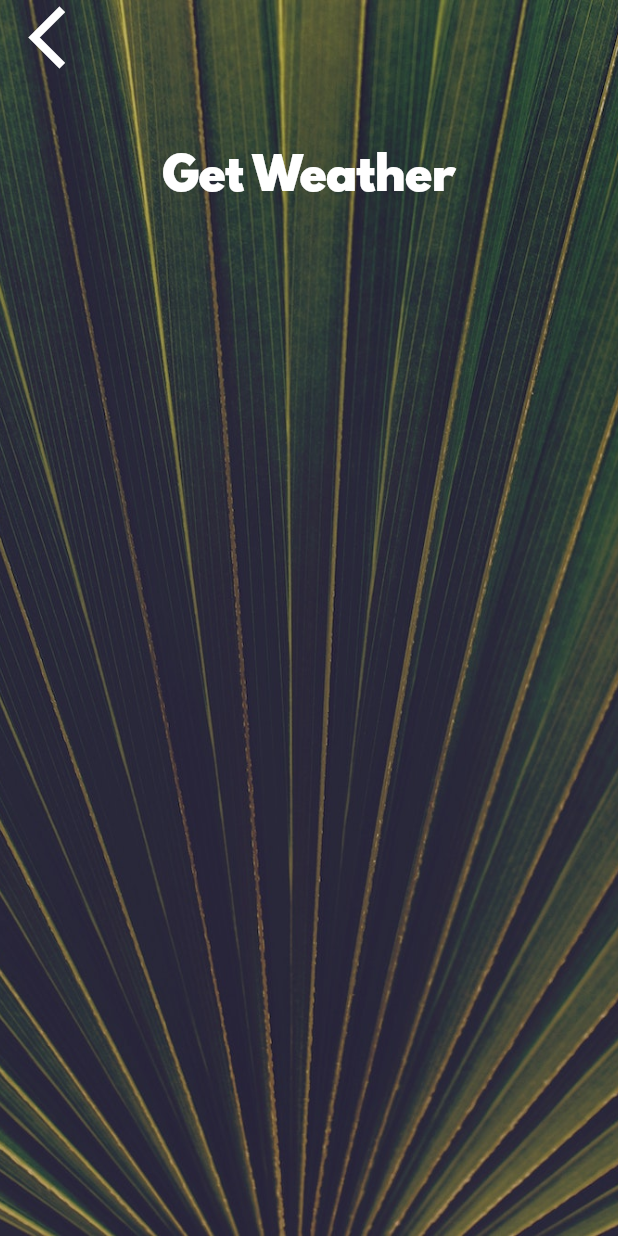
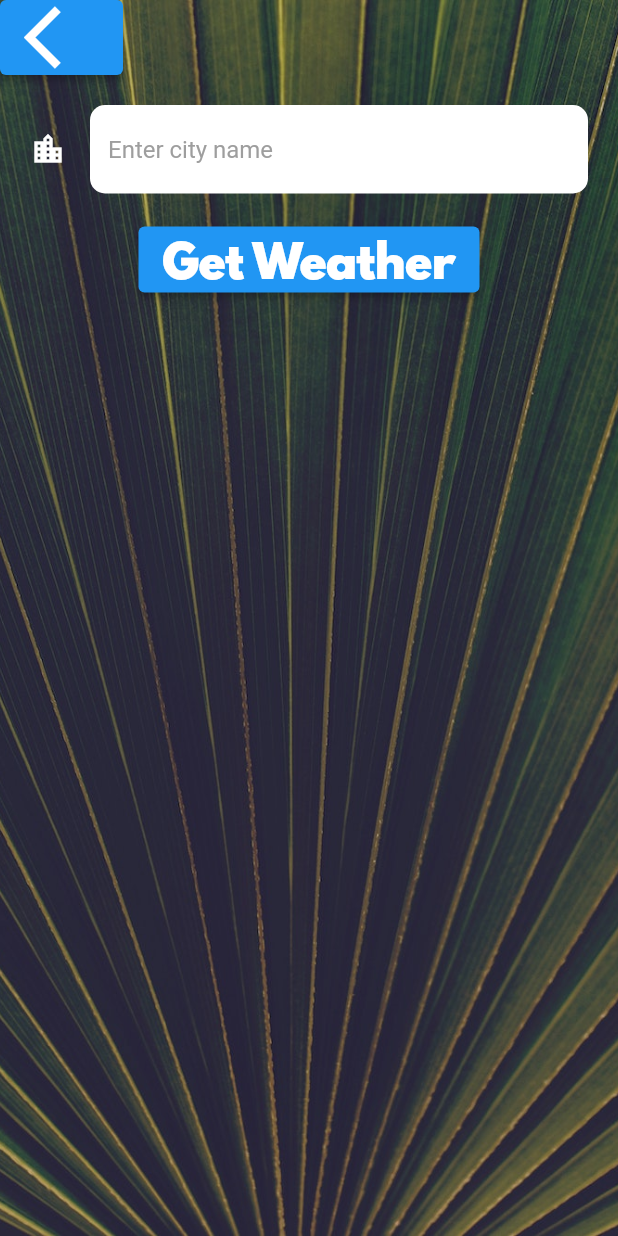
Before and after one commit to IvannaSevkovych/weather-app, a Flutter app: the CityScreen screen opened directly, on a phone screen of 412 x 824 dp. Run offline on Flutter 3.47's test engine with Material 2 defaults, Android fonts, the phone set to English and light mode, and no system bars; our stand-ins replace flutter_dotenv, flutter_spinkit, geolocator.

Commit message:
Feat: add functionality to city page

```diff
--- a/lib/screens/city_screen.dart
+++ b/lib/screens/city_screen.dart
@@ -7,6 +7,8 @@ class CityScreen extends StatefulWidget {
 }
 
 class _CityScreenState extends State<CityScreen> {
+  late String cityName;
+
   @override
   Widget build(BuildContext context) {
     return Scaffold(
@@ -23,8 +25,10 @@ class _CityScreenState extends State<CityScreen> {
             children: <Widget>[
               Align(
                 alignment: Alignment.topLeft,
-                child: FlatButton(
-                  onPressed: () {},
+                child: ElevatedButton(
+                  onPressed: () {
+                    Navigator.pop(context);
+                  },
                   child: Icon(
                     Icons.arrow_back_ios,
                     size: 50.0,
@@ -33,10 +37,20 @@ class _CityScreenState extends State<CityScreen> {
               ),
               Container(
                 padding: EdgeInsets.all(20.0),
-                child: null,
+                child: TextField(
+                  style: TextStyle(
+                    color: Colors.black,
+                  ),
+                  decoration: kTextFieldInputDecoration,
+                  onChanged: (value) {
+                    cityName = value;
+                  },
+                ),
               ),
-              FlatButton(
-                onPressed: () {},
+              ElevatedButton(
+                onPressed: () {
+                  Navigator.pop(context, cityName);
+                },
                 child: Text(
                   'Get Weather',
                   style: kButtonTextStyle,
--- a/lib/utilities/constants.dart
+++ b/lib/utilities/constants.dart
@@ -18,3 +18,20 @@ const kButtonTextStyle = TextStyle(
 const kConditionTextStyle = TextStyle(
   fontSize: 100.0,
 );
+
+const kTextFieldInputDecoration = InputDecoration(
+  filled: true,
+  fillColor: Colors.white,
+  icon: Icon(
+    Icons.location_city,
+    color: Colors.white,
+  ),
+  hintText: 'Enter city name',
+  hintStyle: TextStyle(color: Colors.grey),
+  border: OutlineInputBorder(
+    borderRadius: BorderRadius.all(
+      Radius.circular(10.0),
+    ),
+    borderSide: BorderSide.none,
+  ),
+);
```
